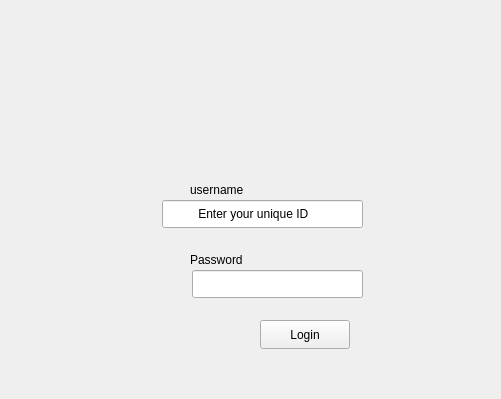
The window that UI/mainwindow.ui (angryduck1/E2EMes) describes before a commit, drawn with Qt 5; both pictures show x 0 to 501 and y 0 to 399 of the 640 by 480 pixel window.
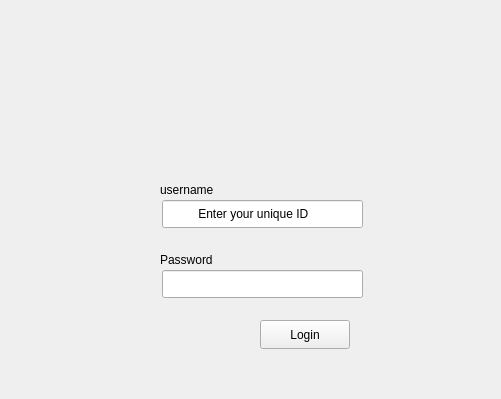
The same window after the commit. The open tabs and pages were chosen to show the change.

Commit message: -add icon for password Qeditline

Patch:
```diff
--- a/UI/mainwindow.ui
+++ b/UI/mainwindow.ui
@@ -188,9 +188,9 @@
      <widget class="QLineEdit" name="userLoginPassword">
       <property name="geometry">
        <rect>
-        <x>192</x>
+        <x>162</x>
         <y>270</y>
-        <width>171</width>
+        <width>201</width>
         <height>28</height>
        </rect>
       </property>
@@ -198,7 +198,7 @@
      <widget class="QLabel" name="userLoginPasswordLabel">
       <property name="geometry">
        <rect>
-        <x>190</x>
+        <x>160</x>
         <y>250</y>
         <width>81</width>
         <height>20</height>
@@ -224,7 +224,7 @@
      <widget class="QLabel" name="userLoginNameLabel">
       <property name="geometry">
        <rect>
-        <x>190</x>
+        <x>160</x>
         <y>180</y>
         <width>63</width>
         <height>20</height>
```
Left out of the diff: 2 changed lines with no effect on the pictures. The commit also changes 2 other files.
